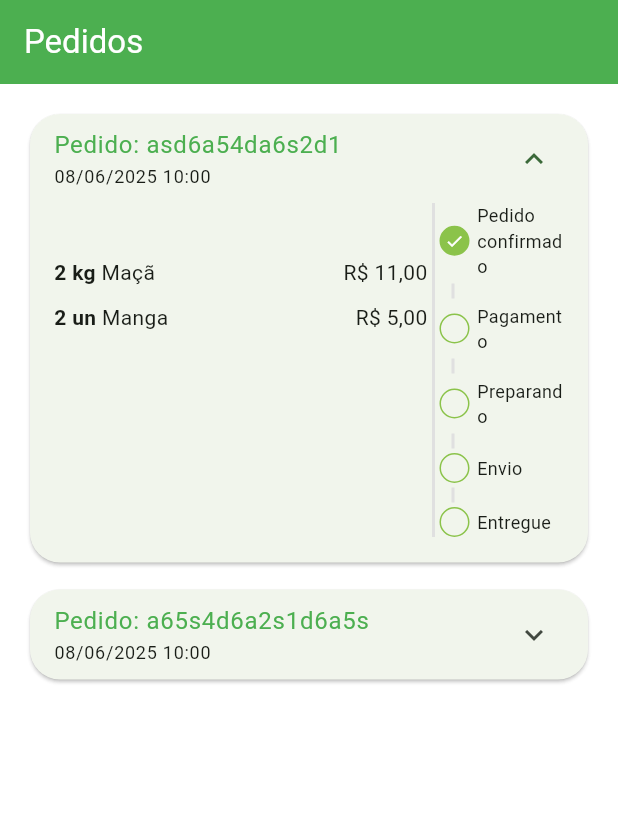
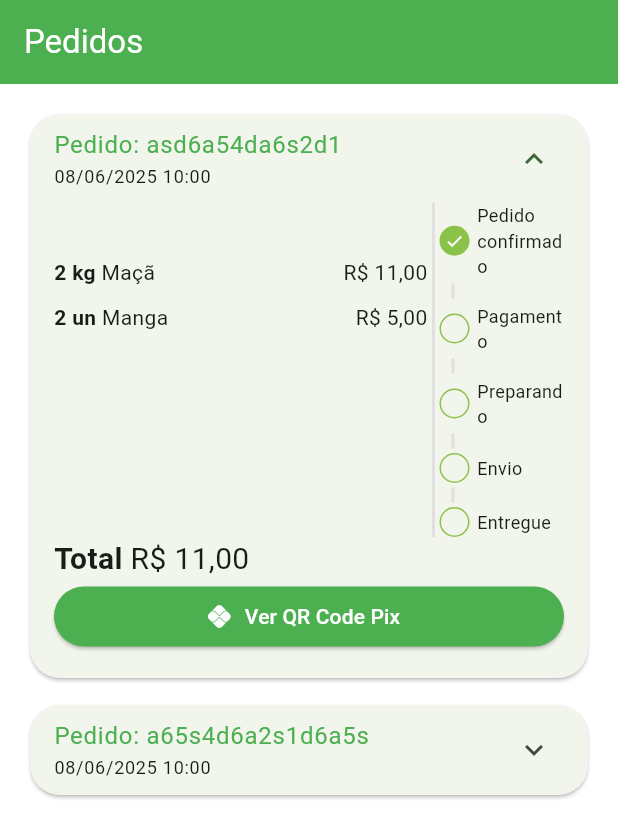
Before and after one commit to Giovanijose/Quitanda-Flutter, a Flutter app: the Orderstab screen opened directly, on a phone screen of 412 x 824 dp. Shown: the top 838 px of the screen. Run offline on Flutter 3.47's test engine with Material 3 defaults, Android fonts, the phone set to English and light mode, and no system bars; our stand-ins replace animated_text_kit, mask_text_input_formatter.

Commit message:
botão de pagamento e total

```diff
--- a/lib/src/pages/orders/components/order_tile.dart
+++ b/lib/src/pages/orders/components/order_tile.dart
@@ -41,6 +41,7 @@
             ],
           ),
           childrenPadding: const EdgeInsets.fromLTRB(16, 0, 16, 16),
+          expandedCrossAxisAlignment: CrossAxisAlignment.stretch,
           children: [
             IntrinsicHeight(
               child: Row(
@@ -79,7 +80,39 @@
                   ),
                 ],
               ),
-            )
+            ),
+
+            // Total
+            Text.rich(
+              TextSpan(
+                  style: const TextStyle(
+                    fontSize: 20,
+                  ),
+                  children: [
+                    const TextSpan(
+                      text: 'Total ',
+                      style: TextStyle(
+                        fontWeight: FontWeight.bold,
+                      ),
+                    ),
+                    TextSpan(text: utilsServices.priceCurrency(order.total)),
+                  ]),
+            ),
+
+            // Pagamento
+            Visibility(
+              visible: order.status == 'pending_payment',
+              child: ElevatedButton.icon(
+                style: ElevatedButton.styleFrom(
+                  shape: RoundedRectangleBorder(
+                    borderRadius: BorderRadius.circular(20),
+                  ),
+                ),
+                onPressed: () {},
+                icon: const Icon(Icons.pix),
+                label: const Text('Ver QR Code Pix'),
+              ),
+            ),
           ],
         ),
       ),
```
